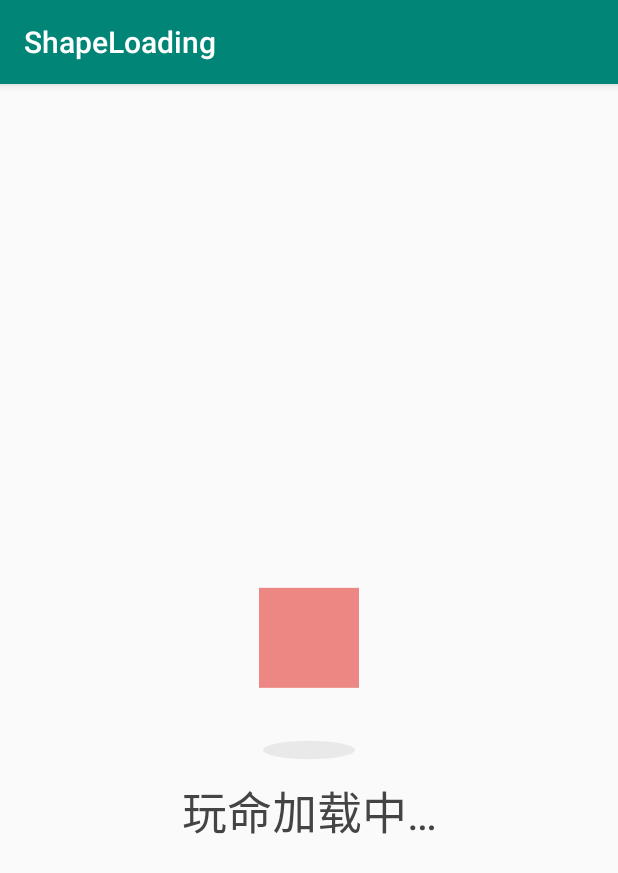
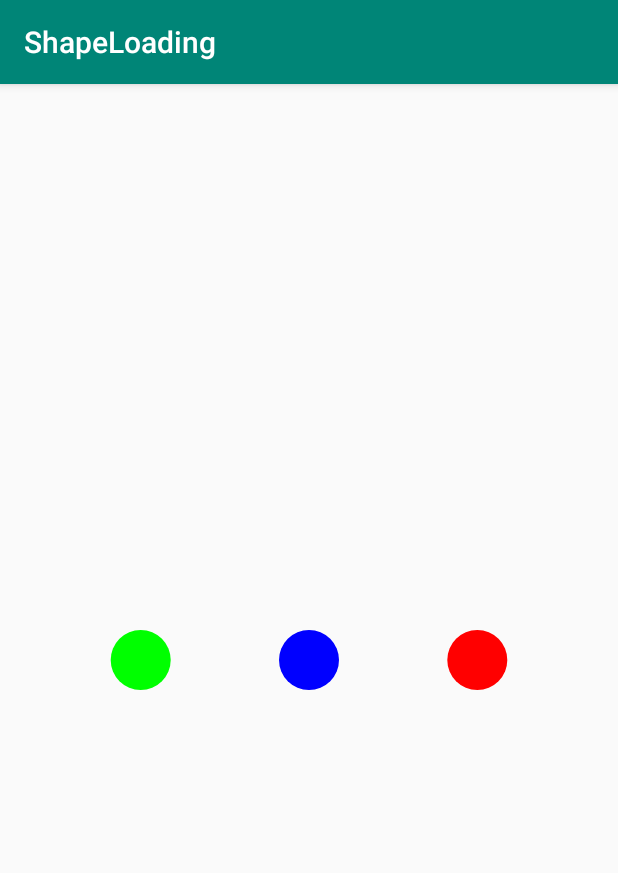
Before and after one commit to mariolu0605/ShapeLoading, an Android app: the screen it shows after launch (MainActivity), on a phone screen of 412 x 824 dp. Shown: the top 873 px of the screen. Run offline under Robolectric (Android 15) with nearby library versions, the phone set to English and light mode, and no system bars.

Commit message:
新的loading动画

```diff
--- a/app/src/main/java/com/mario/shapeloading/MainActivity.java
+++ b/app/src/main/java/com/mario/shapeloading/MainActivity.java
@@ -6,6 +6,7 @@ import android.os.Bundle;
 import android.widget.ImageView;
 
 import com.mario.library.drawable.ShapeLoadingDrawable;
+import com.mario.library.drawable.ThreeBallsLoadingDrawable;
 
 public class MainActivity extends AppCompatActivity {
 
@@ -15,8 +16,12 @@ public class MainActivity extends AppCompatActivity {
         setContentView(R.layout.activity_main);
         ImageView imageView = findViewById(R.id.iv_shape_loading);
 
-        ShapeLoadingDrawable shapeLoadingDrawable = new ShapeLoadingDrawable();
-        imageView.setImageDrawable(shapeLoadingDrawable);
-        shapeLoadingDrawable.start();
+//        ShapeLoadingDrawable shapeLoadingDrawable = new ShapeLoadingDrawable();
+//        imageView.setImageDrawable(shapeLoadingDrawable);
+//        shapeLoadingDrawable.start();
+
+        ThreeBallsLoadingDrawable threeBallsLoadingDrawable = new ThreeBallsLoadingDrawable();
+        imageView.setImageDrawable(threeBallsLoadingDrawable);
+        threeBallsLoadingDrawable.start();
     }
 }
--- a/app/src/main/res/layout/activity_main.xml
+++ b/app/src/main/res/layout/activity_main.xml
@@ -8,8 +8,8 @@
 
     <ImageView
         android:id="@+id/iv_shape_loading"
-        android:layout_width="match_parent"
-        android:layout_height="match_parent"
+        android:layout_width="400px"
+        android:layout_height="1000px"
         app:layout_constraintBottom_toBottomOf="parent"
         app:layout_constraintLeft_toLeftOf="parent"
         app:layout_constraintRight_toRightOf="parent"
--- /dev/null
+++ b/library/src/main/java/com/mario/library/drawable/ThreeBallsLoadingDrawable.java
@@ -0,0 +1,186 @@
+package com.mario.library.drawable;
+
+import android.animation.Animator;
+import android.animation.AnimatorListenerAdapter;
+import android.animation.ValueAnimator;
+import android.annotation.SuppressLint;
+import android.graphics.Canvas;
+import android.graphics.Color;
+import android.graphics.ColorFilter;
+import android.graphics.Paint;
+import android.graphics.PixelFormat;
+import android.graphics.Rect;
+import android.graphics.drawable.Animatable;
+import android.graphics.drawable.Drawable;
+import android.view.animation.AccelerateInterpolator;
+import android.view.animation.DecelerateInterpolator;
+
+import androidx.annotation.NonNull;
+import androidx.annotation.Nullable;
+
+public class ThreeBallsLoadingDrawable extends Drawable implements Animatable {
+
+
+    private Paint mLeftPaint,mMiddlePaint,mRightPaint;
+
+
+    private int mWidth,mHeight;
+
+    private final static int RADIUS = 30;
+    private final long ANIMATION_DURATION = 1000;
+
+    private float translateX;
+
+    public ThreeBallsLoadingDrawable(){
+        mLeftPaint = new Paint(Paint.ANTI_ALIAS_FLAG);
+        mLeftPaint.setColor(Color.BLUE);
+        mLeftPaint.setAntiAlias(true);
+        mLeftPaint.setDither(true);
+
+        mMiddlePaint = new Paint(Paint.ANTI_ALIAS_FLAG);
+        mMiddlePaint.setColor(Color.RED);
+        mMiddlePaint.setAntiAlias(true);
+        mMiddlePaint.setDither(true);
+
+        mRightPaint = new Paint(Paint.ANTI_ALIAS_FLAG);
+        mRightPaint.setColor(Color.GREEN);
+        mRightPaint.setAntiAlias(true);
+        mRightPaint.setDither(true);
+    }
+
+    @Override
+    public void start() {
+        startAnimation();
+    }
+
+
+
+    @Override
+    public void stop() {
+
+    }
+
+    @Override
+    public boolean isRunning() {
+        return false;
+    }
+
+    @Override
+    public void draw(@NonNull Canvas canvas) {
+
+        canvas.save();
+        canvas.translate(translateX,0);
+        canvas.drawCircle(RADIUS,mHeight/2,RADIUS,mLeftPaint);
+        canvas.restore();
+
+        canvas.save();
+        canvas.drawCircle(mWidth/2,mHeight/2,RADIUS,mMiddlePaint);
+        canvas.restore();
+
+        canvas.save();
+        canvas.translate(-translateX,0);
+        canvas.drawCircle(mWidth-RADIUS,mHeight/2,RADIUS,mRightPaint);
+        canvas.restore();
+
+    }
+
+    @Override
+    public void setAlpha(int alpha) {
+
+    }
+
+    @Override
+    public void setColorFilter(@Nullable ColorFilter colorFilter) {
+
+    }
+
+    @SuppressLint("WrongConstant")
+    @Override
+    public int getOpacity() {
+        return PixelFormat.RGBA_8888;
+    }
+
+
+    @Override
+    protected void onBoundsChange(Rect bounds) {
+        super.onBoundsChange(bounds);
+        mHeight = bounds.height();
+        mWidth = bounds.width();
+    }
+
+    private void startAnimation() {
+        innerMove();
+    }
+
+
+    /**
+     * 变换颜色方法
+     */
+    private void exchangeColor(){
+        int mLeftPaintColor = mLeftPaint.getColor();
+        int mRightPaintColor = mRightPaint.getColor();
+        int mMiddlePaintColor = mMiddlePaint.getColor();
+        mLeftPaint.setColor(mRightPaintColor);
+        mRightPaint.setColor(mMiddlePaintColor);
+        mMiddlePaint.setColor(mLeftPaintColor);
+    }
+
+
+    /**
+     * 向内平移
+     */
+    private void innerMove() {
+        final ValueAnimator translateXInnerAnimation = ValueAnimator.ofFloat(0,170);
+        translateXInnerAnimation.setDuration(ANIMATION_DURATION);
+        translateXInnerAnimation.setInterpolator(new AccelerateInterpolator());
+        translateXInnerAnimation.addUpdateListener(new ValueAnimator.AnimatorUpdateListener() {
+            @Override
+            public void onAnimationUpdate(ValueAnimator animation) {
+                translateX = (float) translateXInnerAnimation.getAnimatedValue();
+                invalidateSelf();
+            }
+        });
+
+
+        translateXInnerAnimation.addListener(new AnimatorListenerAdapter() {
+            @Override
+            public void onAnimationEnd(Animator animation) {
+                super.onAnimationEnd(animation);
+                //变换颜色
+                exchangeColor();
+                expendMove();
+            }
+        });
+
+        translateXInnerAnimation.start();
+    }
+
+
+    /**
+     * 向外平移
+     */
+    private void expendMove(){
+        final ValueAnimator translateXExpendAnimation = ValueAnimator.ofFloat(170,0);
+        translateXExpendAnimation.setDuration(ANIMATION_DURATION);
+        translateXExpendAnimation.setInterpolator(new DecelerateInterpolator());
+        translateXExpendAnimation.addUpdateListener(new ValueAnimator.AnimatorUpdateListener() {
+            @Override
+            public void onAnimationUpdate(ValueAnimator animation) {
+                translateX = (float) translateXExpendAnimation.getAnimatedValue();
+                invalidateSelf();
+            }
+        });
+
+
+        translateXExpendAnimation.addListener(new AnimatorListenerAdapter() {
+            @Override
+            public void onAnimationEnd(Animator animation) {
+                super.onAnimationEnd(animation);
+                innerMove();
+            }
+        });
+
+        translateXExpendAnimation.start();
+    }
+
+}
```
